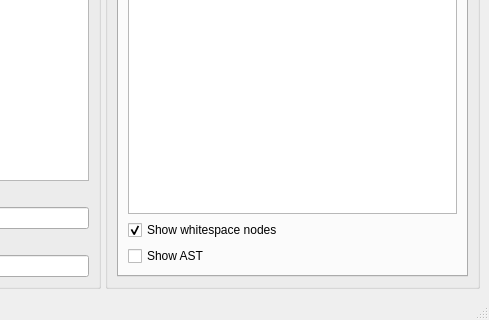
The window that node_editor/gui.ui (softdevteam/eco) describes before a commit, drawn with Qt 5; both pictures show x 490 to 979 and y 417 to 737 of the 979 by 737 pixel window.
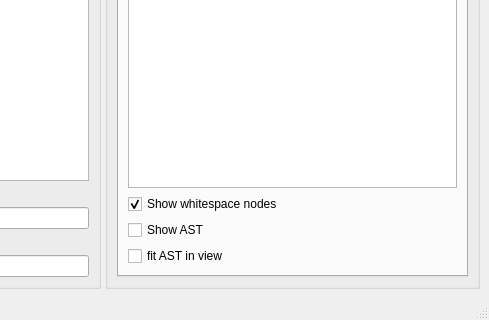
The same window after the commit. The open tabs and pages were chosen to show the change. Custom widgets are drawn as their Qt base class.

Commit message: fit AST in view; fix: show cursor movement in ast

The edit to the form file:
```diff
--- a/node_editor/gui.ui
+++ b/node_editor/gui.ui
@@ -266,6 +266,13 @@
               </property>
              </widget>
             </item>
+            <item row="3" column="0">
+             <widget class="QCheckBox" name="cb_fit_ast">
+              <property name="text">
+               <string>fit AST in view</string>
+              </property>
+             </widget>
+            </item>
            </layout>
           </widget>
           <widget class="QWidget" name="tab_2">
```
The commit also changes 2 other files.
